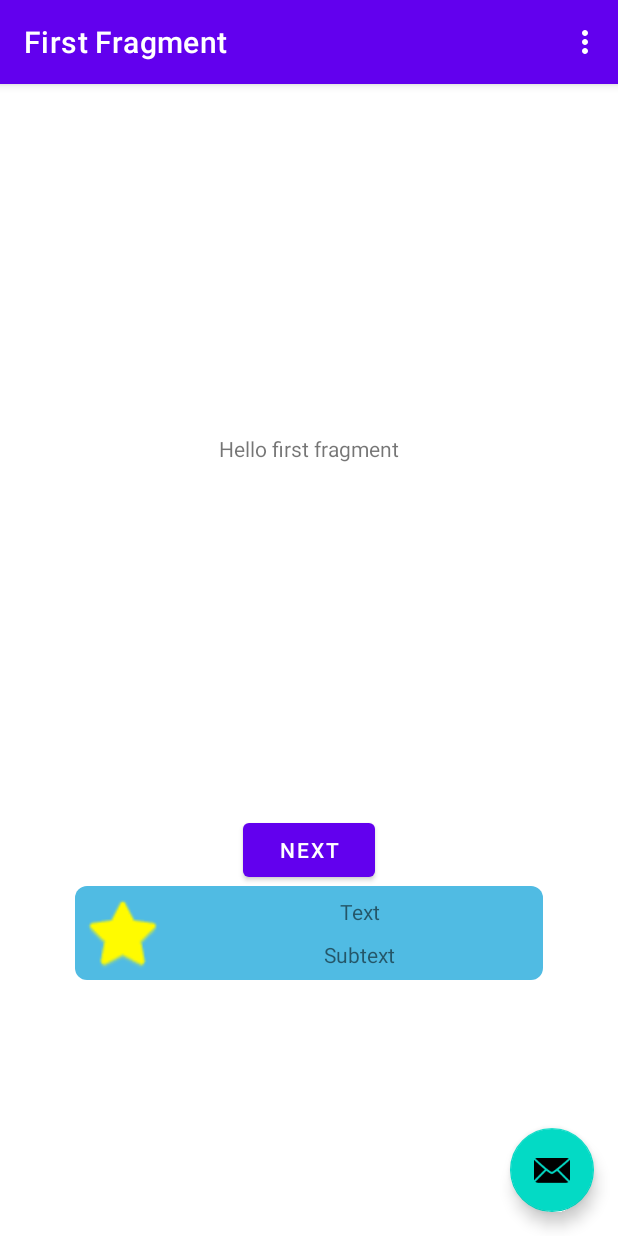
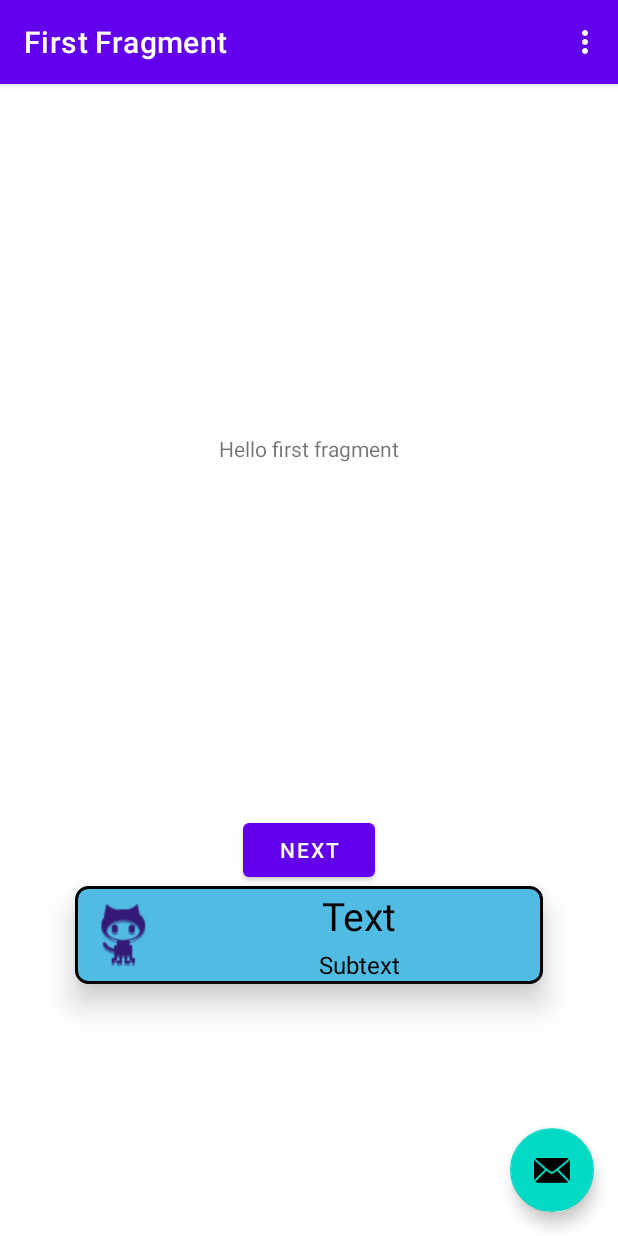
Before and after one commit to erfka/NizekTask, an Android app: the screen it shows after launch (MainActivity), on a phone screen of 412 x 824 dp. Run offline under Robolectric (Android 15) with nearby library versions, the phone set to English and light mode, and no system bars; our stand-ins replace navigation-ui.

Commit message:
Add draw classes for each view

```diff
--- a/app/src/main/res/layout/fragment_first.xml
+++ b/app/src/main/res/layout/fragment_first.xml
@@ -38,9 +38,17 @@
         android:layout_marginEnd="50dp"
         app:layout_constraintTop_toBottomOf="@id/button_first"
         app:nizek_cornerRadius="8dp"
-        app:nizek_icon="@android:drawable/btn_star_big_on"
+        app:nizek_borderColor="@color/black"
+        app:nizek_borderWidth="2dp"
+        app:nizek_elevation="12dp"
+        app:nizek_icon="@drawable/github"
+        app:nizek_rippleColor="@color/c1"
         app:nizek_subText="Subtext"
-        app:nizek_text="Text" />
+        app:nizek_subTextColor="@color/black"
+        app:nizek_subTextSize="16sp"
+        app:nizek_text="Text"
+        app:nizek_textColor="@color/black"
+        app:nizek_textSize="26sp" />
 
 
 </androidx.constraintlayout.widget.ConstraintLayout>
--- a/app/src/main/res/values/colors.xml
+++ b/app/src/main/res/values/colors.xml
@@ -7,6 +7,6 @@
     <color name="teal_700">#FF018786</color>
     <color name="black">#FF000000</color>
     <color name="white">#FFFFFFFF</color>
-    <color name="btn_tint">#FFFB00</color>
+    <color name="btn_tint">#341A76</color>
     <color name="btn_bg">#50BBE3</color>
 </resources>
--- a/app/src/main/res/values/themes.xml
+++ b/app/src/main/res/values/themes.xml
@@ -29,13 +29,13 @@
 
 
     <style name="NizekStyle1" >
-        <item name="nizek_tint">@color/btn_tint</item>
+        <item name="nizek_iconTint">@color/btn_tint</item>
         <item name="nizek_backgroundColor">@color/btn_bg</item>
     </style>
 
 
     <style name="NizekStyle2" >
-        <item name="nizek_tint">#000000</item>
+        <item name="nizek_iconTint">#FF0000</item>
         <item name="nizek_backgroundColor">#0399FF</item>
     </style>
 
--- /dev/null
+++ b/nizekbutton/src/main/java/com/erfka/nizekbutton/AttributeController.kt
@@ -0,0 +1,80 @@
+package com.erfka.nizekbutton
+
+import android.graphics.Color
+import android.util.AttributeSet
+import android.view.View
+import com.erfka.nizekbutton.model.NizekButtonModel
+
+internal class AttributeController(
+    private val view: View,
+    private val attrs: AttributeSet?,
+    private val defStyleAttr: Int
+) {
+
+    lateinit var button: NizekButtonModel
+
+    init {
+        initAttr()
+    }
+
+    private fun initAttr() {
+
+        val typedArray =
+            view.context.obtainStyledAttributes(attrs, R.styleable.NizekButton, defStyleAttr, 0)
+
+        val text = typedArray.getString(R.styleable.NizekButton_nizek_text)
+        val textSize =
+            typedArray.getDimension(R.styleable.NizekButton_nizek_textSize, txtPxToSp(16f))
+        val textColor = typedArray.getColor(R.styleable.NizekButton_nizek_textColor, Color.DKGRAY)
+
+        val subText = typedArray.getString(R.styleable.NizekButton_nizek_subText)
+        val subTextSize =
+            typedArray.getDimension(R.styleable.NizekButton_nizek_subTextSize, txtPxToSp(16f))
+        val subTextColor =
+            typedArray.getColor(R.styleable.NizekButton_nizek_subTextColor, Color.DKGRAY)
+
+        val icon = typedArray.getDrawable(R.styleable.NizekButton_nizek_icon)
+        val iconTint =
+            typedArray.getColor(R.styleable.NizekButton_nizek_iconTint, Color.TRANSPARENT)
+//        val iconWidth = typedArray.getDimension(
+//            R.styleable.NizekButton_nizek_iconWidth, icon?.intrinsicWidth?.toFloat() ?: 0f
+//        )
+//        val iconHeight = typedArray.getDimension(
+//            R.styleable.NizekButton_nizek_iconHeight, icon?.intrinsicHeight?.toFloat() ?: 0f
+//        )
+
+        val backgroundColor = typedArray.getColor(R.styleable.NizekButton_nizek_backgroundColor, 0)
+        val cornerRadius = typedArray.getDimension(R.styleable.NizekButton_nizek_cornerRadius, 0f)
+        val rippleColor = typedArray.getColor(
+            R.styleable.NizekButton_nizek_rippleColor,
+            Color.parseColor("#50FFFFFF")
+        )
+
+        val borderColor =
+            typedArray.getColor(R.styleable.NizekButton_nizek_borderColor, Color.TRANSPARENT)
+        val borderWidth = typedArray.getDimension(R.styleable.NizekButton_nizek_borderWidth, 0f)
+        val elevation = typedArray.getDimension(R.styleable.NizekButton_nizek_elevation, dpToPx(2f))
+
+        button = NizekButtonModel(
+            text = text,
+            textSize = textSize,
+            textColor = textColor,
+            subText = subText,
+            subTextSize = subTextSize,
+            subTextColor = subTextColor,
+            icon = icon,
+            iconTint = iconTint,
+            iconWidth = 0f,
+            iconHeight = 0f,
+            backgroundColor = backgroundColor,
+            rippleColor = rippleColor,
+            cornerRadius = cornerRadius,
+            borderColor = borderColor,
+            borderWidth = borderWidth,
+            elevation = elevation
+        )
+
+        typedArray.recycle()
+    }
+
+}
--- /dev/null
+++ b/nizekbutton/src/main/java/com/erfka/nizekbutton/DrawManager.kt
@@ -0,0 +1,26 @@
+package com.erfka.nizekbutton
+
+import android.util.AttributeSet
+import android.view.View
+import com.erfka.nizekbutton.drawer.ContainerDrawer
+import com.erfka.nizekbutton.drawer.IconDrawer
+import com.erfka.nizekbutton.drawer.SubtextDrawer
+import com.erfka.nizekbutton.drawer.TextDrawer
+
+internal class DrawManager constructor(view: NizekButton, attrs: AttributeSet?, defStyleAttr: Int) {
+
+    private val controller = AttributeController(view, attrs, defStyleAttr)
+
+    private val container = ContainerDrawer(view, controller.button)
+    private val icon = IconDrawer(view.findViewById(R.id.ivIcon), controller.button)
+    private val text = TextDrawer(view.findViewById(R.id.tvText), controller.button)
+    private val subText = SubtextDrawer(view.findViewById(R.id.tvSubText), controller.button)
+
+    fun drawButton() {
+        container.draw()
+        if (icon.isReady()) icon.draw() else icon.iv.visibility = View.GONE
+        text.draw()
+        if (subText.isReady()) subText.draw() else subText.tv.visibility = View.GONE
+    }
+
+}
--- a/nizekbutton/src/main/java/com/erfka/nizekbutton/NizekButton.kt
+++ b/nizekbutton/src/main/java/com/erfka/nizekbutton/NizekButton.kt
@@ -12,7 +12,6 @@ import android.view.View
 import android.widget.ImageView
 import android.widget.TextView
 import androidx.constraintlayout.widget.ConstraintLayout
-import androidx.core.content.ContextCompat
 import androidx.core.widget.ImageViewCompat
 
 class NizekButton @JvmOverloads constructor(
@@ -21,78 +20,44 @@ class NizekButton @JvmOverloads constructor(
     defStyleAttr: Int = R.attr.nizekButtonStyle
 ) : ConstraintLayout(context, attrs, defStyleAttr) {
 
-    private val tvText: TextView
-    private val tvSubText: TextView
-    private val ivIcon: ImageView
+//class NizekButton : ConstraintLayout {
 
-    var text: String = ""
-        set(value) {
-            field = value
-            tvText.text = value
-        }
+    private var manager: DrawManager? = null
 
-    var subText: String? = null
-        set(value) {
-            field = value
-            tvSubText.text = value
-            tvSubText.visibility = if (value.isNullOrEmpty()) View.GONE else View.VISIBLE
-        }
+//    constructor(context: Context) : super(context) {
+//        bind(null, 0)
+//    }
+//
+//    constructor(context: Context, attrs: AttributeSet?) : super(context, attrs) {
+//        bind(attrs, 0)
+//    }
+//
+//    constructor(
+//        context: Context,
+//        attrs: AttributeSet?,
+//        defStyleAttr: Int = R.attr.nizekButtonStyle
+//    ) : super(context, attrs, defStyleAttr) {
+//        bind(attrs, defStyleAttr)
+//    }
 
-    var icon: Drawable? = null
-        set(value) {
-            field = value
-            if (value == null) {
-                ivIcon.visibility = View.GONE
-            } else {
-                ivIcon.visibility = View.VISIBLE
-                ivIcon.setImageDrawable(icon)
-            }
-        }
+//     constructor(
+//         context: Context,
+//         attrs: AttributeSet?,
+//         defStyleAttr: Int,
+//         defStyleRes: Int
+//     ) : super(context, attrs, defStyleAttr, defStyleRes)
 
 
     init {
-
         LayoutInflater.from(context).inflate(R.layout.button_nizek, this)
-
-        tvText = findViewById(R.id.tvText)
-        tvSubText = findViewById(R.id.tvSubText)
-        ivIcon = findViewById(R.id.ivIcon)
-
-        val typedArray =
-            context.obtainStyledAttributes(attrs, R.styleable.NizekButton, defStyleAttr, 0)
-        typedArray.getString(R.styleable.NizekButton_nizek_text).let { text = it ?: "" }
-        typedArray.getString(R.styleable.NizekButton_nizek_subText).let { subText = it }
-        typedArray.getDrawable(R.styleable.NizekButton_nizek_icon).let { icon = it }
-
-        typedArray.getDrawable(R.styleable.NizekButton_nizek_icon).let { icon = it }
-
-        val imageTintColor = typedArray.getColor(R.styleable.NizekButton_nizek_tint,0)
-        ImageViewCompat.setImageTintList(ivIcon, ColorStateList.valueOf(imageTintColor))
-
-        val bgColor = typedArray.getColor(R.styleable.NizekButton_nizek_backgroundColor,0)
-
-        val cornerRadius = typedArray.getDimension(R.styleable.NizekButton_nizek_cornerRadius, 0f)
-
-        val sd = StateListDrawable()
-        val statePressed = intArrayOf(android.R.attr.state_pressed)
-        val stateNormal = intArrayOf(android.R.attr.state_enabled)
-
-        val pressed = GradientDrawable()
-        pressed.setColor(Color.RED)
-        pressed.cornerRadius = cornerRadius
-        pressed.shape = GradientDrawable.RECTANGLE
-
-
-        val gd = GradientDrawable()
-        gd.setColor(bgColor)
-        gd.cornerRadius = cornerRadius
-
-        sd.addState(statePressed, pressed)
-        sd.addState(stateNormal, gd)
-        this.background = sd
-
-
-        typedArray.recycle()
+        manager = DrawManager(this, attrs, defStyleAttr)
+        manager?.drawButton()
+        //bind(attrs, defStyleAttr)
     }
 
+//    private fun bind(attrs: AttributeSet?, defStyleAttr: Int) {
+//        manager = DrawManager(this, attrs, defStyleAttr)
+//        manager?.drawButton()
+//    }
+
 }
--- /dev/null
+++ b/nizekbutton/src/main/java/com/erfka/nizekbutton/drawer/ContainerDrawer.kt
@@ -0,0 +1,52 @@
+package com.erfka.nizekbutton.drawer
+
+import android.graphics.drawable.GradientDrawable
+import android.view.View
+import com.erfka.nizekbutton.NizekButton
+import com.erfka.nizekbutton.util.RippleEffect
+import com.erfka.nizekbutton.model.NizekButtonModel
+import com.erfka.nizekbutton.pxToDp
+
+internal class ContainerDrawer(val view: NizekButton, val button: NizekButtonModel) :
+    Drawer<NizekButton, NizekButtonModel>(view, button) {
+
+    private lateinit var container: GradientDrawable
+
+    override fun draw() {
+        initContainer()
+    }
+
+    override fun isReady(): Boolean {
+        return view.visibility != View.GONE
+    }
+
+    private fun initContainer() {
+        container = GradientDrawable()
+        container.cornerRadius = pxToDp(button.cornerRadius)
+        view.elevation = button.elevation
+        setButtonColor()
+        addRipple()
+    }
+
+    private fun setButtonColor() {
+        container.setColor(button.backgroundColor)
+        container.setStroke(button.borderWidth.toInt(), button.borderColor)
+    }
+
+    private fun addRipple() {
+        view.isEnabled = true
+        view.isClickable = true
+        view.isFocusable = true
+        RippleEffect.createRipple(
+            view,
+            button.rippleColor,
+            button.cornerRadius,
+            container
+        )
+    }
+
+    override fun updateLayout() {
+        draw()
+    }
+
+}
--- /dev/null
+++ b/nizekbutton/src/main/java/com/erfka/nizekbutton/drawer/Drawer.kt
@@ -0,0 +1,11 @@
+package com.erfka.nizekbutton.drawer
+
+internal abstract class Drawer<V, T> constructor(private val view: V, private val button: T) {
+
+    abstract fun draw()
+
+    abstract fun isReady() : Boolean
+
+    abstract fun updateLayout()
+
+}
--- /dev/null
+++ b/nizekbutton/src/main/java/com/erfka/nizekbutton/drawer/IconDrawer.kt
@@ -0,0 +1,37 @@
+package com.erfka.nizekbutton.drawer
+
+import android.widget.ImageView
+import com.erfka.nizekbutton.drawer.Drawer
+import com.erfka.nizekbutton.model.NizekButtonModel
+
+internal class IconDrawer(val iv: ImageView, val button: NizekButtonModel) :
+    Drawer<ImageView, NizekButtonModel>(iv, button) {
+
+    override fun draw() {
+        initIcon()
+    }
+
+    override fun isReady(): Boolean {
+        return button.icon != null
+    }
+
+    private fun initIcon(): ImageView {
+
+        iv.setImageDrawable(button.icon)
+        iv.setColorFilter(button.iconTint)
+
+//        val iconParams = ConstraintLayout.LayoutParams(WRAP_CONTENT, WRAP_CONTENT)
+//        iconParams.width = button.iconWidth.toInt()
+//        iconParams.height = button.iconHeight.toInt()
+//        iv.layoutParams = iconParams
+
+        return iv
+    }
+
+
+
+    override fun updateLayout() {
+        initIcon()
+    }
+
+}
--- /dev/null
+++ b/nizekbutton/src/main/java/com/erfka/nizekbutton/drawer/SubtextDrawer.kt
@@ -0,0 +1,29 @@
+package com.erfka.nizekbutton.drawer
+
+import android.text.TextUtils
+import android.widget.TextView
+import com.erfka.nizekbutton.getDensity
+import com.erfka.nizekbutton.model.NizekButtonModel
+
+internal class SubtextDrawer(val tv: TextView, val button: NizekButtonModel) :
+    Drawer<TextView, NizekButtonModel>(tv, button) {
+
+    override fun draw() {
+        initSubtext()
+    }
+
+    override fun isReady(): Boolean {
+        return button.subText != null && !TextUtils.isEmpty(button.subText)
+    }
+
+    private fun initSubtext() {
+        tv.text = button.subText
+        tv.textSize = button.subTextSize / getDensity()
+        tv.setTextColor(button.subTextColor)
+    }
+
+    override fun updateLayout() {
+        initSubtext()
+    }
+
+}
--- /dev/null
+++ b/nizekbutton/src/main/java/com/erfka/nizekbutton/drawer/TextDrawer.kt
@@ -0,0 +1,29 @@
+package com.erfka.nizekbutton.drawer
+
+import android.widget.TextView
+import com.erfka.nizekbutton.getDensity
+import com.erfka.nizekbutton.model.NizekButtonModel
+
+internal class TextDrawer(val tv: TextView, val button: NizekButtonModel) :
+    Drawer<TextView, NizekButtonModel>(tv, button) {
+
+    override fun draw() {
+        initText()
+    }
+
+    override fun isReady(): Boolean {
+        return true
+    }
+
+    private fun initText() {
+        tv.text = button.text
+        tv.textSize = button.textSize / getDensity()
+        tv.setTextColor(button.textColor)
+    }
+
+
+    override fun updateLayout() {
+        initText()
+    }
+
+}
--- /dev/null
+++ b/nizekbutton/src/main/java/com/erfka/nizekbutton/model/NizekButtonModel.kt
@@ -0,0 +1,22 @@
+package com.erfka.nizekbutton.model
+
+import android.graphics.drawable.Drawable
+
+data class NizekButtonModel(
+    var text: String? = "",
+    var textSize: Float = 0f,
+    var textColor: Int = 0,
+    var subText: String?,
+    var subTextSize: Float = 0f,
+    var subTextColor: Int = 0,
+    var icon: Drawable? = null,
+    var iconTint: Int = 0,
+    var iconWidth: Float = 0f,
+    var iconHeight: Float = 0f,
+    var backgroundColor: Int = 0,
+    var rippleColor: Int = 0,
+    var cornerRadius: Float = 0f,
+    var borderColor: Int = 0,
+    var borderWidth: Float = 0f,
+    var elevation: Float = 0f
+)
--- /dev/null
+++ b/nizekbutton/src/main/java/com/erfka/nizekbutton/util/RippleEffect.kt
@@ -0,0 +1,34 @@
+package com.erfka.nizekbutton.util
+
+import android.content.res.ColorStateList
+import android.graphics.Color
+import android.graphics.drawable.GradientDrawable
+import android.graphics.drawable.RippleDrawable
+import android.view.View
+import com.erfka.nizekbutton.pxToDp
+
+class RippleEffect {
+
+    companion object {
+        fun createRipple(
+            view: View,
+            rippleColor: Int,
+            corner: Float,
+            container: GradientDrawable
+        ) {
+
+            val mask = GradientDrawable()
+            mask.cornerRadius = pxToDp(corner)
+            mask.setColor(Color.GRAY)
+
+            val colors = ColorStateList(
+                arrayOf(intArrayOf(android.R.attr.state_enabled)),
+                intArrayOf(rippleColor)
+            )
+            val rd = RippleDrawable(colors, container, mask)
+            view.background = rd
+
+        }
+    }
+
+}
--- a/nizekbutton/src/main/res/values/attrs.xml
+++ b/nizekbutton/src/main/res/values/attrs.xml
@@ -3,11 +3,21 @@
 
     <declare-styleable name="NizekButton">
         <attr name="nizek_text" format="string" />
+        <attr name="nizek_textSize" format="dimension" />
+        <attr name="nizek_textColor" format="color" />
         <attr name="nizek_subText" format="string" />
+        <attr name="nizek_subTextSize" format="dimension" />
+        <attr name="nizek_subTextColor" format="color" />
         <attr name="nizek_icon" format="color|reference" />
+        <attr name="nizek_iconTint" format="color" />
+<!--        <attr name="nizek_iconWidth" format="dimension" />-->
+<!--        <attr name="nizek_iconHeight" format="dimension" />-->
         <attr name="nizek_backgroundColor" format="color|reference" />
-        <attr name="nizek_tint" format="color" />
+        <attr name="nizek_rippleColor" format="color|reference" />
         <attr name="nizek_cornerRadius" format="dimension" />
+        <attr name="nizek_borderColor" format="color" />
+        <attr name="nizek_borderWidth" format="dimension" />
+        <attr name="nizek_elevation" format="dimension" />
     </declare-styleable>
 
 
```
Also changed, not shown: nizekbutton/src/main/java/com/erfka/nizekbutton/util/Util.kt (renamed from nizekbutton/src/main/java/com/erfka/nizekbutton/Util.kt).
